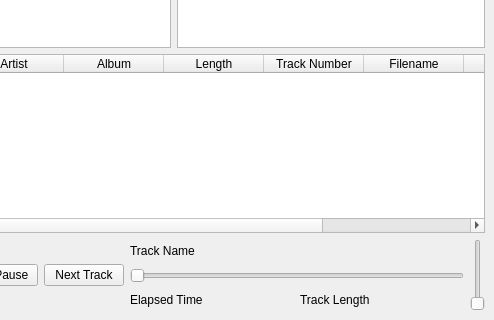
Qt form main.ui (Ohmnivore/SpaceAudio) before a commit; both pictures show x 146 to 640 and y 160 to 480 of the 640 by 480 pixel window.
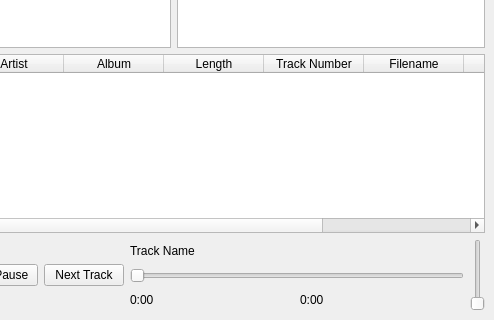
The same form after that commit.

Diff of the .ui file:
```diff
--- a/main.ui
+++ b/main.ui
@@ -143,14 +143,14 @@
             <item>
              <widget class="QLabel" name="ElapsedTime">
               <property name="text">
-               <string>Elapsed Time</string>
+               <string>0:00</string>
               </property>
              </widget>
             </item>
             <item>
              <widget class="QLabel" name="TrackLength">
               <property name="text">
-               <string>Track Length</string>
+               <string>0:00</string>
               </property>
              </widget>
             </item>
```
